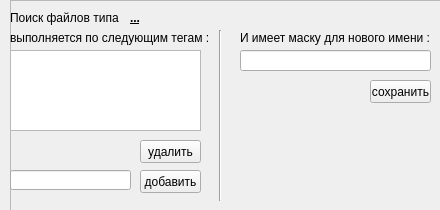
Qt form tags_window_design.ui (grisha-grisha/PED_Sorter_GSP) before a commit.
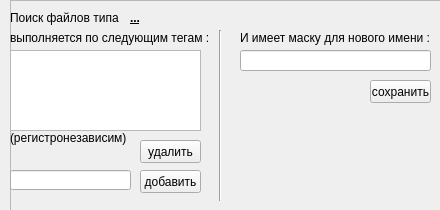
The same form after that commit.

Patch:
```diff
--- a/tags_window_design.ui
+++ b/tags_window_design.ui
@@ -188,6 +188,19 @@
      <string>сохранить</string>
     </property>
    </widget>
+   <widget class="QLabel" name="label_4">
+    <property name="geometry">
+     <rect>
+      <x>0</x>
+      <y>130</y>
+      <width>201</width>
+      <height>16</height>
+     </rect>
+    </property>
+    <property name="text">
+     <string>(регистронезависим)</string>
+    </property>
+   </widget>
   </widget>
  </widget>
  <resources/>
```
